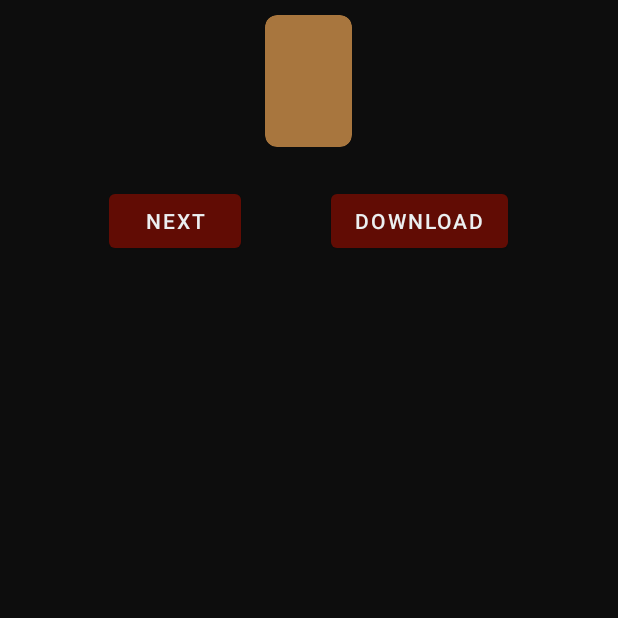
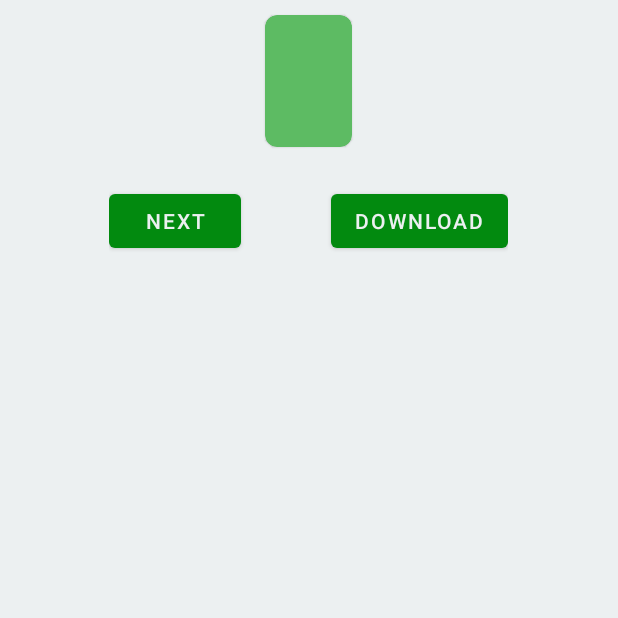
Before and after one commit to AhmadjAziz/Drinks-Ahoy, an Android app: the screen it shows after launch (MainActivity), on a phone screen of 412 x 824 dp, the top half of it. Run offline under Robolectric (Android 15) with nearby library versions, the phone set to English and light mode, and no system bars; our stand-ins replace Picasso; libraries missing offline, so code that uses them is left out: com.koushikdutta.ion; pictures from the network do not load; 1 statement that could not run was skipped.

Commit message:
Changed app Theme.

```diff
--- a/app/src/main/res/layout/main_menu.xml
+++ b/app/src/main/res/layout/main_menu.xml
@@ -14,7 +14,7 @@
         android:layout_gravity="center"
         android:layout_margin="10dp"
         android:clickable="true"
-        app:cardBackgroundColor="@color/copper"
+        app:cardBackgroundColor="@color/fern"
         app:shapeAppearanceOverlay="@style/ShapeAppearanceOverlay.MaterialCardView.Cut">
 
         <androidx.appcompat.widget.LinearLayoutCompat
@@ -76,7 +76,7 @@
             android:layout_width="wrap_content"
             android:layout_height="wrap_content"
             android:layout_marginTop="15dp"
-            android:text="Next" />
+            android:text="@string/next" />
 
         <com.google.android.material.button.MaterialButton
             android:id="@+id/download_btn"
@@ -84,7 +84,7 @@
             android:layout_height="wrap_content"
             android:layout_marginStart="60dp"
             android:layout_marginTop="15dp"
-            android:text="Download" />
+            android:text="@string/download" />
 
     </androidx.appcompat.widget.LinearLayoutCompat>
 
--- a/app/src/main/res/layout/more_info_menu.xml
+++ b/app/src/main/res/layout/more_info_menu.xml
@@ -14,7 +14,7 @@
         android:layout_height="wrap_content"
         android:layout_gravity="center"
         android:layout_margin="10dp"
-        app:cardBackgroundColor="@color/copper"
+        app:cardBackgroundColor="@color/fern"
         app:shapeAppearanceOverlay="@style/ShapeAppearanceOverlay.MaterialCardView.Cut"
         app:state_dragged="true">
 
@@ -86,7 +86,7 @@
             android:layout_width="wrap_content"
             android:layout_height="wrap_content"
             android:layout_marginTop="15dp"
-            android:text="@string/Return" />
+            android:text="@string/back" />
 
     </androidx.appcompat.widget.LinearLayoutCompat>
 
--- a/app/src/main/res/values/colors.xml
+++ b/app/src/main/res/values/colors.xml
@@ -17,5 +17,7 @@
     <color name="dark_purple">#2F1B25</color>
     <color name="copper">#A8763E</color>
     <color name="garnet">#610C04</color>
+    <color name="fern">#5DBB63</color>
+    <color name="emerald">#028A0F</color>
 
 </resources>
--- a/app/src/main/res/values/strings.xml
+++ b/app/src/main/res/values/strings.xml
@@ -3,6 +3,14 @@
     <string name="app_name">Drinks Ahoy</string>
     <string name="next">Next</string>
     <string name="previous">Previous</string>
-    <string name="Return">Return</string>
+    <string name="back">Back</string>
+    <string name="download">Download</string>
     <string name="lessInfo">LessInfo</string>
+    <string name="beerInfo">beerInfo</string>
+    <string name="name">Name: </string>
+    <string name="strength">Strength: </string>
+    <string name="tagline">tagline: </string>
+    <string name="description">Description: </string>
+    <string name="foodPair">Food Pair: </string>
+
 </resources>
--- a/app/src/main/res/values/themes.xml
+++ b/app/src/main/res/values/themes.xml
@@ -3,14 +3,14 @@
     <style name="Theme.DrinksAhoy" parent="Theme.MaterialComponents.DayNight.NoActionBar">
 
         <item name="android:textColor">@color/clustered</item>
-        <item name="android:windowBackground">@color/dark_grey</item>
+        <item name="android:windowBackground">@color/clustered</item>
         <!-- Primary brand color. -->
-        <item name="colorPrimary">@color/garnet</item>
-        <item name="colorPrimaryVariant">@color/black</item>
+        <item name="colorPrimary">@color/emerald</item>
+        <item name="colorPrimaryVariant">@color/emerald</item>
         <item name="colorOnPrimary">@color/clustered</item>
         <!-- Secondary brand color. -->
-        <item name="colorSecondary">@color/copper</item>
-        <item name="colorSecondaryVariant">@color/copper</item>
+        <item name="colorSecondary">@color/fern</item>
+        <item name="colorSecondaryVariant">@color/fern</item>
         <item name="colorOnSecondary">@color/clustered</item>
         <!-- Status bar color. -->
         <item name="android:statusBarColor" tools:targetApi="l">?attr/colorPrimaryVariant</item>
```
Also changed, not shown: app/src/main/java/com/example/drinksahoy/MainActivity.kt (+6 -3 lines), app/src/main/java/com/example/drinksahoy/MoreInfoMenu.kt (+7 -7 lines).
